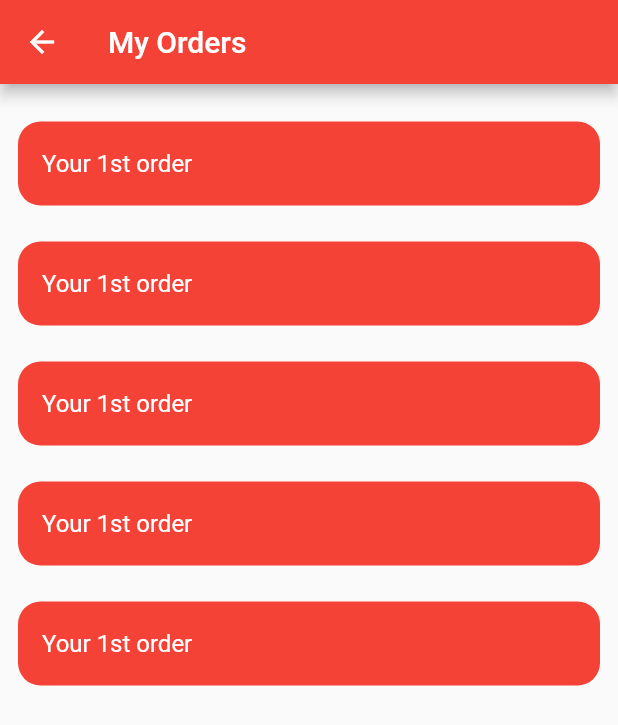
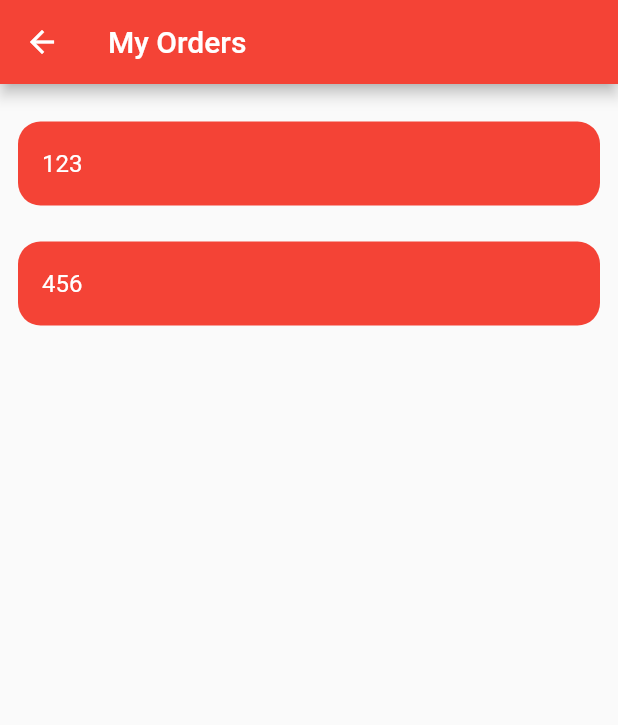
Before and after one commit to tnsmobilesolutions/tnshealth, a Flutter app: the screen it shows once a user with an empty profile is signed in, in the side drawer, after a tap on "My Orders", on a phone screen of 412 x 824 dp. Shown: the top 725 px of the screen. Run offline on Flutter 3.47's test engine with Material 2 defaults, Android fonts, the phone set to English and light mode, and no system bars; our stand-ins replace animated_splash_screen, cloud_firestore, firebase_auth, firebase_core, firebase_storage, image_picker and 1 more; accounts and stored records are empty.

Commit message:
myOders implimented

```diff
--- a/lib/model/addressmodel.dart
+++ b/lib/model/addressmodel.dart
@@ -1,6 +1,6 @@
 import 'dart:convert';
 
-class Adsress {
+class Address {
   final String? addressId;
   final String? addressLine1;
   final String? addressLine2;
@@ -8,8 +8,8 @@ class Adsress {
   final String? city;
   final String? state;
   final int? pincode;
-  final String? contactNumber;
-  Adsress({
+  final int? contactNumber;
+  Address({
     this.addressId,
     this.addressLine1,
     this.addressLine2,
@@ -20,7 +20,7 @@ class Adsress {
     this.contactNumber,
   });
 
-  Adsress copyWith({
+  Address copyWith({
     String? addressId,
     String? addressLine1,
     String? addressLine2,
@@ -28,9 +28,9 @@ class Adsress {
     String? city,
     String? state,
     int? pincode,
-    String? contactNumber,
+    int? contactNumber,
   }) {
-    return Adsress(
+    return Address(
       addressId: addressId ?? this.addressId,
       addressLine1: addressLine1 ?? this.addressLine1,
       addressLine2: addressLine2 ?? this.addressLine2,
@@ -55,8 +55,8 @@ class Adsress {
     };
   }
 
-  factory Adsress.fromMap(Map<String, dynamic> map) {
-    return Adsress(
+  factory Address.fromMap(Map<String, dynamic> map) {
+    return Address(
       addressId: map['addressId'],
       addressLine1: map['addressLine1'],
       addressLine2: map['addressLine2'],
@@ -64,25 +64,25 @@ class Adsress {
       city: map['city'],
       state: map['state'],
       pincode: map['pincode']?.toInt(),
-      contactNumber: map['contactNumber'],
+      contactNumber: map['contactNumber']?.toInt(),
     );
   }
 
   String toJson() => json.encode(toMap());
 
-  factory Adsress.fromJson(String source) =>
-      Adsress.fromMap(json.decode(source));
+  factory Address.fromJson(String source) =>
+      Address.fromMap(json.decode(source));
 
   @override
   String toString() {
-    return 'Adsress(addressId: $addressId, addressLine1: $addressLine1, addressLine2: $addressLine2, addressNickName: $addressNickName, city: $city, state: $state, pincode: $pincode, contactNumber: $contactNumber)';
+    return 'Address(addressId: $addressId, addressLine1: $addressLine1, addressLine2: $addressLine2, addressNickName: $addressNickName, city: $city, state: $state, pincode: $pincode, contactNumber: $contactNumber)';
   }
 
   @override
   bool operator ==(Object other) {
     if (identical(this, other)) return true;
 
-    return other is Adsress &&
+    return other is Address &&
         other.addressId == addressId &&
         other.addressLine1 == addressLine1 &&
         other.addressLine2 == addressLine2 &&
--- a/lib/model/ordermodel.dart
+++ b/lib/model/ordermodel.dart
@@ -1,37 +1,41 @@
 import 'dart:convert';
 
-class Orders {
-  Orders({
-    this.orderId,
-    this.userId,
-    this.vendorId,
-    this.prescriptionURL,
-    this.orderDate,
-    this.orderTime,
+import 'package:tnshealth/model/addressmodel.dart';
+
+class Order {
+  Order({
     this.deliveryDate,
     this.deliveryTime,
     this.orderAddress,
+    this.orderDate,
+    this.orderId,
+    this.orderTime,
+    this.prescriptionURL,
+    this.userId,
+    this.vendorId,
   });
 
-  factory Orders.fromJson(String source) => Orders.fromMap(json.decode(source));
+  factory Order.fromJson(String source) => Order.fromMap(json.decode(source));
 
-  factory Orders.fromMap(Map<String, dynamic> map) {
-    return Orders(
+  factory Order.fromMap(Map<String, dynamic> map) {
+    return Order(
+      deliveryDate: map['deliveryDate'],
+      deliveryTime: map['deliveryTime'],
+      orderAddress: map['orderAddress'] != null
+          ? Address.fromMap(map['orderAddress'])
+          : null,
+      orderDate: map['orderDate'],
       orderId: map['orderId'],
+      orderTime: map['orderTime'],
+      prescriptionURL: map['prescriptionURL'],
       userId: map['userId'],
       vendorId: map['vendorId'],
-      prescriptionURL: map['prescriptionURL'],
-      orderDate: map['orderDate'],
-      orderTime: map['orderTime'],
-      deliveryDate: map['deliveryDate'],
-      deliveryTime: map['deliveryTime'],
-      orderAddress: map['orderAddress'],
     );
   }
 
   final String? deliveryDate;
   final String? deliveryTime;
-  final String? orderAddress;
+  final Address? orderAddress;
   final String? orderDate;
   final String? orderId;
   final String? orderTime;
@@ -43,71 +47,71 @@ class Orders {
   bool operator ==(Object other) {
     if (identical(this, other)) return true;
 
-    return other is Orders &&
-        other.orderId == orderId &&
-        other.userId == userId &&
-        other.vendorId == vendorId &&
-        other.prescriptionURL == prescriptionURL &&
-        other.orderDate == orderDate &&
-        other.orderTime == orderTime &&
+    return other is Order &&
         other.deliveryDate == deliveryDate &&
         other.deliveryTime == deliveryTime &&
-        other.orderAddress == orderAddress;
+        other.orderAddress == orderAddress &&
+        other.orderDate == orderDate &&
+        other.orderId == orderId &&
+        other.orderTime == orderTime &&
+        other.prescriptionURL == prescriptionURL &&
+        other.userId == userId &&
+        other.vendorId == vendorId;
   }
 
   @override
   int get hashCode {
-    return orderId.hashCode ^
+    return deliveryDate.hashCode ^
+        deliveryTime.hashCode ^
+        orderAddress.hashCode ^
+        orderDate.hashCode ^
+        orderId.hashCode ^
+        orderTime.hashCode ^
+        prescriptionURL.hashCode ^
         userId.hashCode ^
-        vendorId.hashCode ^
-        prescriptionURL.hashCode ^
-        orderDate.hashCode ^
-        orderTime.hashCode ^
-        deliveryDate.hashCode ^
-        deliveryTime.hashCode ^
-        orderAddress.hashCode;
+        vendorId.hashCode;
   }
 
   @override
   String toString() {
-    return 'Orders(orderId: $orderId, userId: $userId, vendorId: $vendorId, prescriptionURL: $prescriptionURL, orderDate: $orderDate, orderTime: $orderTime, deliveryDate: $deliveryDate, deliveryTime: $deliveryTime, orderAddress: $orderAddress)';
+    return 'Orders(deliveryDate: $deliveryDate, deliveryTime: $deliveryTime, orderAddress: $orderAddress, orderDate: $orderDate, orderId: $orderId, orderTime: $orderTime, prescriptionURL: $prescriptionURL, userId: $userId, vendorId: $vendorId)';
   }
 
-  Orders copyWith({
+  Order copyWith({
+    String? deliveryDate,
+    String? deliveryTime,
+    Address? orderAddress,
+    String? orderDate,
     String? orderId,
+    String? orderTime,
+    String? prescriptionURL,
     String? userId,
     String? vendorId,
-    String? prescriptionURL,
-    String? orderDate,
-    String? orderTime,
-    String? deliveryDate,
-    String? deliveryTime,
-    String? orderAddress,
   }) {
-    return Orders(
-      orderId: orderId ?? this.orderId,
-      userId: userId ?? this.userId,
-      vendorId: vendorId ?? this.vendorId,
-      prescriptionURL: prescriptionURL ?? this.prescriptionURL,
-      orderDate: orderDate ?? this.orderDate,
-      orderTime: orderTime ?? this.orderTime,
+    return Order(
       deliveryDate: deliveryDate ?? this.deliveryDate,
       deliveryTime: deliveryTime ?? this.deliveryTime,
       orderAddress: orderAddress ?? this.orderAddress,
+      orderDate: orderDate ?? this.orderDate,
+      orderId: orderId ?? this.orderId,
+      orderTime: orderTime ?? this.orderTime,
+      prescriptionURL: prescriptionURL ?? this.prescriptionURL,
+      userId: userId ?? this.userId,
+      vendorId: vendorId ?? this.vendorId,
     );
   }
 
   Map<String, dynamic> toMap() {
     return {
+      'deliveryDate': deliveryDate,
+      'deliveryTime': deliveryTime,
+      'orderAddress': orderAddress?.toMap(),
+      'orderDate': orderDate,
       'orderId': orderId,
+      'orderTime': orderTime,
+      'prescriptionURL': prescriptionURL,
       'userId': userId,
       'vendorId': vendorId,
-      'prescriptionURL': prescriptionURL,
-      'orderDate': orderDate,
-      'orderTime': orderTime,
-      'deliveryDate': deliveryDate,
-      'deliveryTime': deliveryTime,
-      'orderAddress': orderAddress,
     };
   }
 
--- a/lib/screen/Profile/my_orders.dart
+++ b/lib/screen/Profile/my_orders.dart
@@ -1,4 +1,6 @@
 import 'package:flutter/material.dart';
+import 'package:tnshealth/model/addressmodel.dart';
+import 'package:tnshealth/model/ordermodel.dart';
 
 import 'order_details.dart';
 
@@ -10,12 +12,47 @@ class MyOrders extends StatefulWidget {
 }
 
 class _MyOrdersState extends State<MyOrders> {
-  List<String> orderDetails = [
-    '20/05/2022',
-    '7.54 PM',
-    '21/05/2022',
-    '9.38 AM',
-    'Plot - 626 / 979, AT - Naharkanta, PO - Balianta, PS - Hanshpal, Bhubaneswar, pin - 752101'
+  List<Order> orderDetails = [
+    Order(
+      orderId: '123',
+      deliveryDate: '26/05/2022',
+      deliveryTime: '05.00 PM',
+      orderDate: '25/05/2022',
+      orderTime: '08.00 PM',
+      userId: 'abc',
+      vendorId: 'ABCD',
+      prescriptionURL: 'abababab',
+      orderAddress: Address(
+        addressId: '456',
+        addressLine1: 'Plot - 626 / 979',
+        addressLine2: 'AT - Naharkanta, PO - Balianta, PS - Hanshpal',
+        addressNickName: 'Home',
+        city: 'Bhubaneswar',
+        contactNumber: 7008183804,
+        pincode: 752101,
+        state: 'Odisha',
+      ),
+    ),
+    Order(
+      orderId: '456',
+      deliveryDate: '26/05/2022',
+      deliveryTime: '05.00 PM',
+      orderDate: '25/05/2022',
+      orderTime: '08.00 PM',
+      userId: 'abc',
+      vendorId: 'ABCD',
+      prescriptionURL: 'abababab',
+      orderAddress: Address(
+        addressId: '456',
+        addressLine1: 'Plot - 626 / 979',
+        addressLine2: 'AT - Naharkanta, PO - Balianta, PS - Hanshpal',
+        addressNickName: 'Home',
+        city: 'Bhubaneswar',
+        contactNumber: 7008183804,
+        pincode: 752101,
+        state: 'Odisha',
+      ),
+    ),
   ];
 
   @override
@@ -30,7 +67,7 @@ class _MyOrdersState extends State<MyOrders> {
             const SizedBox(height: 13),
             Expanded(
               child: ListView.builder(
-                itemCount: 5,
+                itemCount: orderDetails.length,
                 itemBuilder: (context, index) {
                   return GestureDetector(
                     child: Padding(
@@ -41,20 +78,15 @@ class _MyOrdersState extends State<MyOrders> {
                         ),
                         textColor: Colors.white,
                         tileColor: Colors.red,
-                        title: const Text('Your 1st order'),
+                        title: Text(orderDetails[index].orderId ?? ''),
                       ),
                     ),
                     onTap: () {
                       Navigator.push(
                         context,
                         MaterialPageRoute(
-                          builder: (context) => OrderDetails(
-                            orderDate: orderDetails[0],
-                            orderTime: orderDetails[1],
-                            deliveryDate: orderDetails[2],
-                            deliveryTime: orderDetails[3],
-                            orderAddress: orderDetails[4],
-                          ),
+                          builder: (context) =>
+                              OrderDetails(order: orderDetails[index]),
                         ),
                       );
                     },
```
Also changed, not shown: lib/screen/Profile/order_details.dart (+11 -19 lines).
